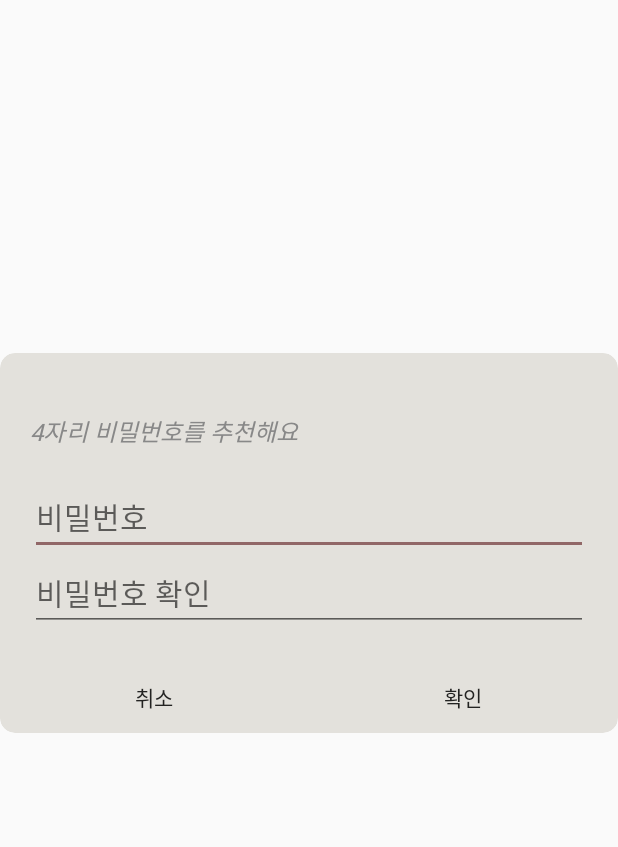
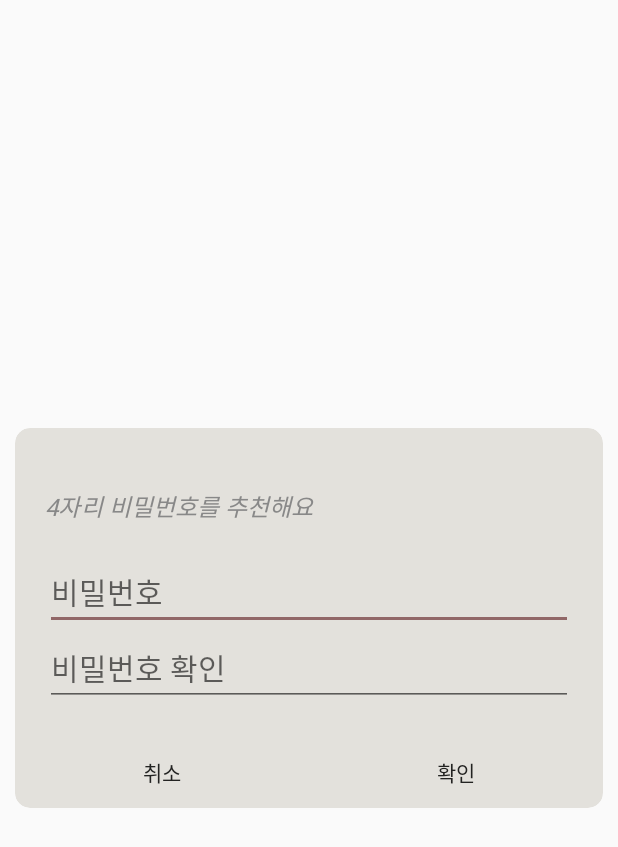
Before and after one commit to ferrarijh/Jonathans-Notes, an Android app: the layout dialog_pw.xml on its own in the app's theme, with its tools: preview values and no code run, on a phone screen of 412 x 824 dp. Shown: the top 847 px of the screen. Run offline under Robolectric (Android 15) with nearby library versions, the light colour scheme and no system bars.

Commit message:
Fix glitch where keyboard covers dialog

```diff
--- a/app/build.gradle
+++ b/app/build.gradle
@@ -12,8 +12,8 @@ android {
         applicationId 'com.jonathan.jonathans.notes'
         minSdkVersion 21
         targetSdkVersion 29
-        versionCode 1
-        versionName "1.0"
+        versionCode 101
+        versionName "1.0.1"
 
         testInstrumentationRunner "androidx.test.runner.AndroidJUnitRunner"
     }
--- a/app/src/main/res/layout/dialog.xml
+++ b/app/src/main/res/layout/dialog.xml
@@ -4,10 +4,12 @@
     xmlns:app="http://schemas.android.com/apk/res-auto"
     android:layout_width="match_parent"
     android:layout_height="wrap_content"
+    android:layout_marginStart="10dp"
+    android:layout_marginEnd="10dp"
     app:cardCornerRadius="10dp"
     app:cardElevation="0dp"
     app:cardBackgroundColor="@color/background"
-    android:layout_gravity="center">
+    >
     <LinearLayout
         android:orientation="vertical"
         android:layout_width="match_parent"
--- a/app/src/main/res/layout/dialog_pw.xml
+++ b/app/src/main/res/layout/dialog_pw.xml
@@ -1,14 +1,11 @@
 <?xml version="1.0" encoding="utf-8"?>
-<LinearLayout xmlns:android="http://schemas.android.com/apk/res/android"
+<androidx.cardview.widget.CardView
+    xmlns:android="http://schemas.android.com/apk/res/android"
     xmlns:app="http://schemas.android.com/apk/res-auto"
     android:layout_width="match_parent"
-    android:layout_height="match_parent"
-    android:gravity="center"
-    android:scrollbars="vertical">
-    <androidx.cardview.widget.CardView
-        android:layout_width="match_parent"
     android:layout_height="wrap_content"
-        android:layout_marginBottom="50dp"
+    android:layout_marginStart="10dp"
+    android:layout_marginEnd="10dp"
     app:cardCornerRadius="10dp"
     app:cardElevation="0dp"
     app:cardBackgroundColor="@color/background"
@@ -71,4 +68,3 @@
         </LinearLayout>
     </LinearLayout>
 </androidx.cardview.widget.CardView>
-</LinearLayout>
--- a/app/src/main/res/layout/dialog_pw_check.xml
+++ b/app/src/main/res/layout/dialog_pw_check.xml
@@ -4,6 +4,8 @@
     xmlns:app="http://schemas.android.com/apk/res-auto"
     android:layout_width="match_parent"
     android:layout_height="wrap_content"
+    android:layout_marginStart="10dp"
+    android:layout_marginEnd="10dp"
     app:cardCornerRadius="10dp"
     app:cardElevation="0dp"
     app:cardBackgroundColor="@color/background"
```
Also changed, not shown: app/src/main/java/com/jonathan/trace/study/trace/coketlist/dialog/MyDialog.kt (+5 -6 lines), app/src/main/java/com/jonathan/trace/study/trace/coketlist/dialog/PwCheckDialog.kt (+5 -5 lines), app/src/main/java/com/jonathan/trace/study/trace/coketlist/dialog/PwDialog.kt (+5 -5 lines). Lines whose indentation alone changed are shown as unchanged.
